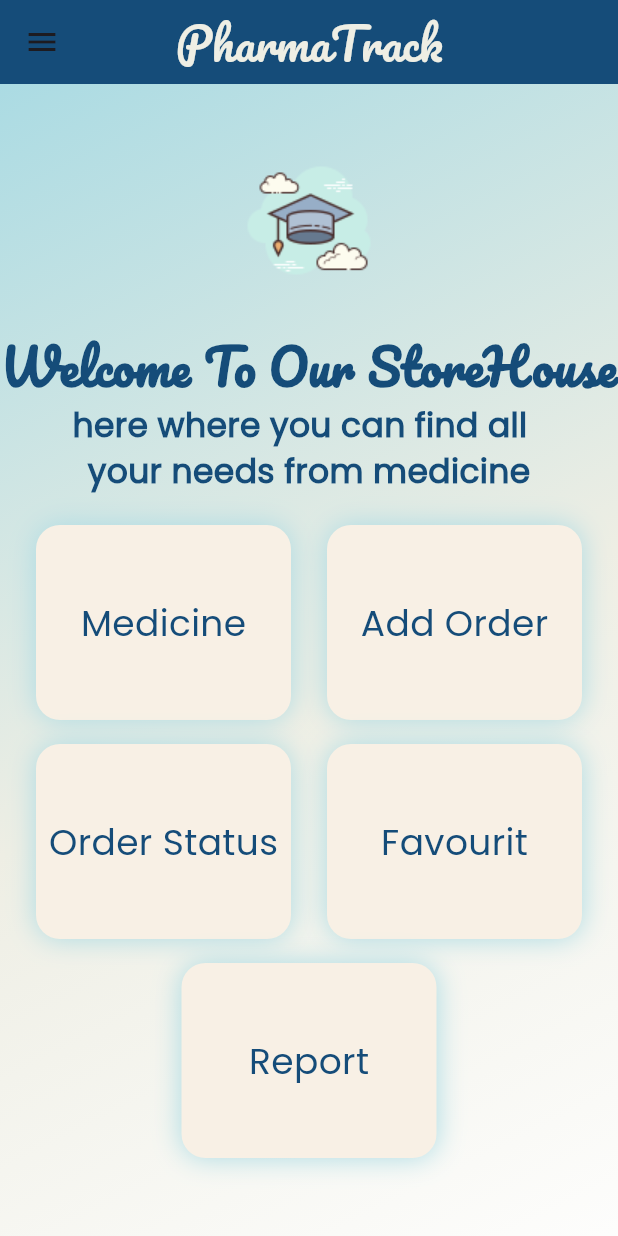
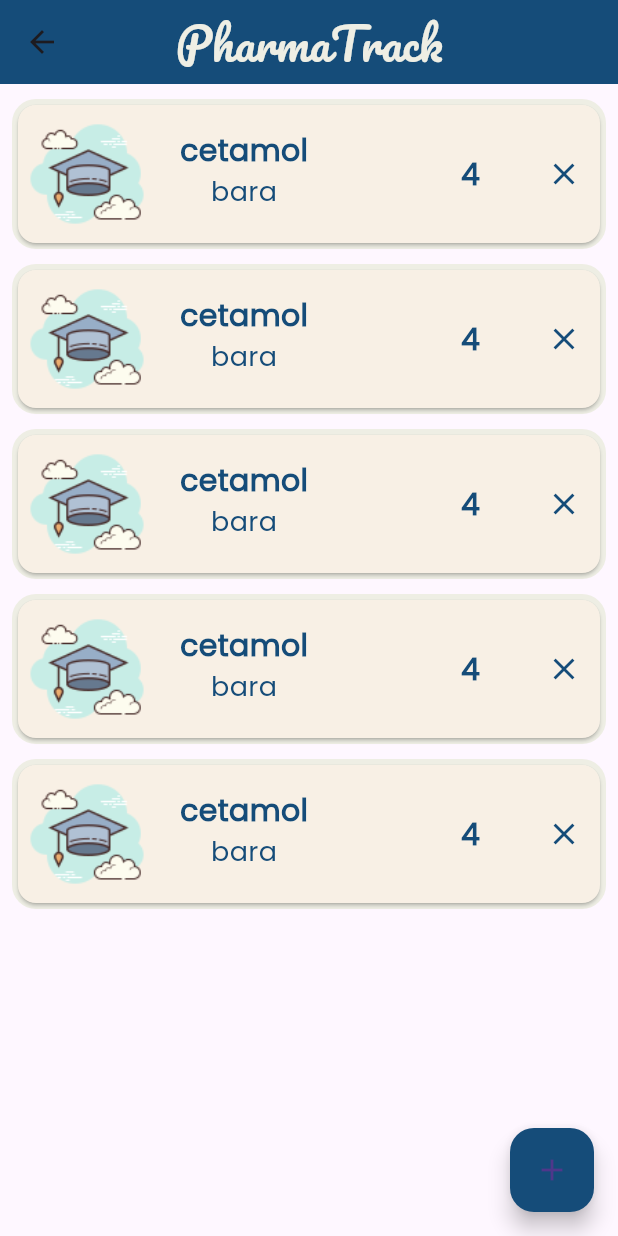
Before and after one commit to raghadhawat/project1, a Flutter app: the HomeView screen opened by its route, after a tap on "Add Order", on a phone screen of 412 x 824 dp. Run offline on Flutter 3.47's test engine with Material 3 defaults, Android fonts, the phone set to English and light mode, and no system bars; our stand-ins replace bloc, flutter_bloc; missing offline and left inert: blurry_modal_progress_hud.

Commit message:
creat add order view with its model

```diff
--- /dev/null
+++ b/lib/views/add_order_view.dart
@@ -0,0 +1,47 @@
+import 'package:flutter/material.dart';
+import 'package:pharma_track/constants.dart';
+import 'package:pharma_track/widgets/add_order_buttom_sheet.dart';
+import 'package:pharma_track/widgets/app_bar_text.dart';
+import 'package:pharma_track/widgets/custom_edit_order_buttom_sheet.dart';
+import 'package:pharma_track/widgets/order_card.dart';
+
+class AddOrderView extends StatelessWidget {
+  const AddOrderView({super.key});
+  static String id = 'AddOrderView';
+  @override
+  Widget build(BuildContext context) {
+    return Scaffold(
+      floatingActionButton: FloatingActionButton(
+        backgroundColor: kPrimaryColor,
+        onPressed: () {
+          showModalBottomSheet(
+              shape: RoundedRectangleBorder(
+                  borderRadius: BorderRadius.circular(16)),
+              context: context,
+              builder: (context) {
+                return const AddOrderButtomSheeet();
+              });
+        },
+        child: const Icon(Icons.add),
+      ),
+      appBar: AppBar(
+        backgroundColor: kPrimaryColor,
+        centerTitle: true,
+        title: const AppBarText(),
+      ),
+      body: ListView.builder(
+          itemCount: 5,
+          itemBuilder: ((context, index) {
+            return GestureDetector(
+                onTap: () {
+                  showModalBottomSheet(
+                      context: context,
+                      builder: (context) {
+                        return const EditOrderButtomSheeet();
+                      });
+                },
+                child: const OrderCard());
+          })),
+    );
+  }
+}
--- a/lib/views/medicine_detail_view.dart
+++ b/lib/views/medicine_detail_view.dart
@@ -13,7 +13,7 @@ class MedicineDetaileView extends StatelessWidget {
     Map<String, dynamic> details =
         ModalRoute.of(context)!.settings.arguments as Map<String, dynamic>;
     var inputDate1 = DateTime.parse(details['createdAt']);
-    var outputFormat1 = DateFormat('dd/MM/yyyy');
+    var outputFormat1 = DateFormat('yyyy-MM-dd');
     var outputDate1 = outputFormat1.format(inputDate1);
     print(outputDate1);
 
--- a/lib/widgets/home_view_body.dart
+++ b/lib/widgets/home_view_body.dart
@@ -5,6 +5,7 @@ import 'package:pharma_track/constants.dart';
 import 'package:pharma_track/cubits/all_api_cubit/all_api_cubit.dart';
 import 'package:pharma_track/helper/show_snack_bar.dart';
 import 'package:pharma_track/theme_color.dart';
+import 'package:pharma_track/views/add_order_view.dart';
 import 'package:pharma_track/views/all_medicine_view.dart';
 import 'package:pharma_track/widgets/custom-main-card.dart';
 
@@ -90,7 +91,9 @@ class HomeViewBody extends StatelessWidget {
                     CustomMainCard(
                       color: kThirdColor2,
                       title: 'Add Order',
-                      onTap: () {},
+                      onTap: () {
+                        Navigator.pushNamed(context, AddOrderView.id);
+                      },
                     ),
                   ],
                 ),
--- /dev/null
+++ b/lib/widgets/order_card.dart
@@ -0,0 +1,67 @@
+import 'package:flutter/material.dart';
+import 'package:pharma_track/constants.dart';
+
+class OrderCard extends StatelessWidget {
+  const OrderCard({
+    super.key,
+  });
+
+  @override
+  Widget build(BuildContext context) {
+    return Padding(
+      padding: const EdgeInsets.only(top: 10, right: 8, left: 8),
+      child: Container(
+        decoration: BoxDecoration(
+            color: kThirdColor, borderRadius: BorderRadius.circular(16)),
+        height: 100,
+        child: Card(
+          color: kThirdColor2,
+          child: Row(
+            children: [
+              Image.asset(kLogo),
+              const Padding(
+                padding: EdgeInsets.all(16),
+                child: Column(
+                  children: [
+                    Text(
+                      'cetamol',
+                      style: TextStyle(
+                          color: kPrimaryColor,
+                          fontSize: 20,
+                          fontWeight: FontWeight.bold),
+                    ),
+                    Text(
+                      'bara',
+                      style: TextStyle(
+                        color: kPrimaryColor,
+                        fontSize: 18,
+                      ),
+                    ),
+                  ],
+                ),
+              ),
+              const Spacer(),
+              const Padding(
+                padding: EdgeInsets.all(32),
+                child: Text(
+                  '4',
+                  style: TextStyle(
+                      color: kPrimaryColor,
+                      fontSize: 20,
+                      fontWeight: FontWeight.bold),
+                ),
+              ),
+              IconButton(
+                onPressed: () {},
+                icon: const Icon(
+                  Icons.close,
+                  color: kPrimaryColor,
+                ),
+              ),
+            ],
+          ),
+        ),
+      ),
+    );
+  }
+}
--- a/lib/widgets/search_category.dart
+++ b/lib/widgets/search_category.dart
@@ -10,7 +10,7 @@ class SearchCategory extends SearchDelegate {
   List<Widget>? buildActions(BuildContext context) {
     return [
       IconButton(
-        icon: Icon(Icons.close),
+        icon: const Icon(Icons.close),
         onPressed: () {
           query = '';
         },
@@ -21,7 +21,7 @@ class SearchCategory extends SearchDelegate {
   @override
   Widget? buildLeading(BuildContext context) {
     return IconButton(
-      icon: Icon(Icons.arrow_back),
+      icon: const Icon(Icons.arrow_back),
       onPressed: () {
         Navigator.pop(context);
       },
@@ -45,10 +45,10 @@ class SearchCategory extends SearchDelegate {
             },
             child: Card(
               child: Padding(
-                padding: const EdgeInsets.all(8.0),
+                padding: const EdgeInsets.all(16),
                 child: Text(
                   "${filter![index].name}",
-                  style: TextStyle(
+                  style: const TextStyle(
                     color: kPrimaryColor,
                     fontSize: 20,
                   ),
@@ -57,7 +57,6 @@ class SearchCategory extends SearchDelegate {
             ),
           );
         });
-    ;
   }
 
   @override
@@ -76,10 +75,10 @@ class SearchCategory extends SearchDelegate {
               },
               child: Card(
                 child: Padding(
-                  padding: const EdgeInsets.all(8.0),
+                  padding: const EdgeInsets.all(16),
                   child: Text(
                     "${AllApiCubit.get(context).categoryModel1?.data?[index].name}",
-                    style: TextStyle(
+                    style: const TextStyle(
                       color: kPrimaryColor,
                       fontSize: 20,
                     ),
@@ -104,10 +103,10 @@ class SearchCategory extends SearchDelegate {
               },
               child: Card(
                 child: Padding(
-                  padding: const EdgeInsets.all(8.0),
+                  padding: const EdgeInsets.all(16),
                   child: Text(
                     "${filter![index].name}",
-                    style: TextStyle(
+                    style: const TextStyle(
                       color: kPrimaryColor,
                       fontSize: 20,
                     ),
```
Also changed, not shown: lib/main.dart (+8 -6 lines), lib/models/add_order_model.dart (added, +12 -0 lines), lib/widgets/add_order_buttom_sheet.dart (added, +37 -0 lines), lib/widgets/custom_addorder_button.dart (added, +28 -0 lines), lib/widgets/custom_edit_order_buttom_sheet.dart (added, +37 -0 lines), lib/widgets/search_all_medicine.dart (+16 -72 lines), lib/widgets/search_medicine.dart (+16 -71 lines), lib/widgets/search_medicine_card.dart (added, +51 -0 lines).
